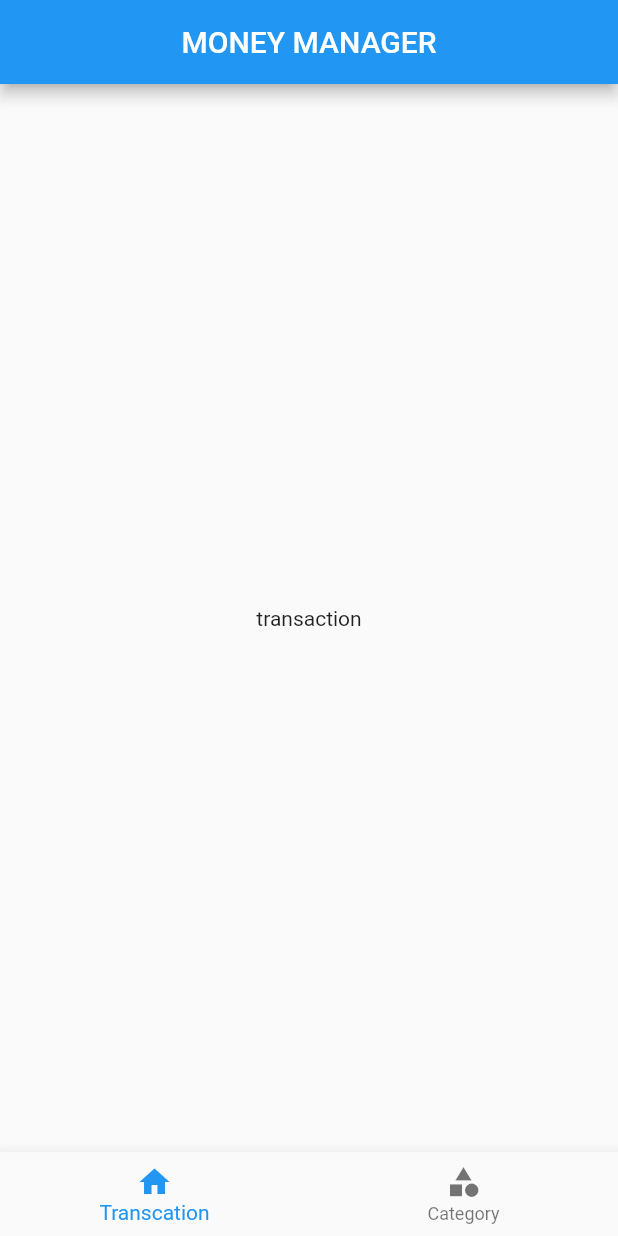
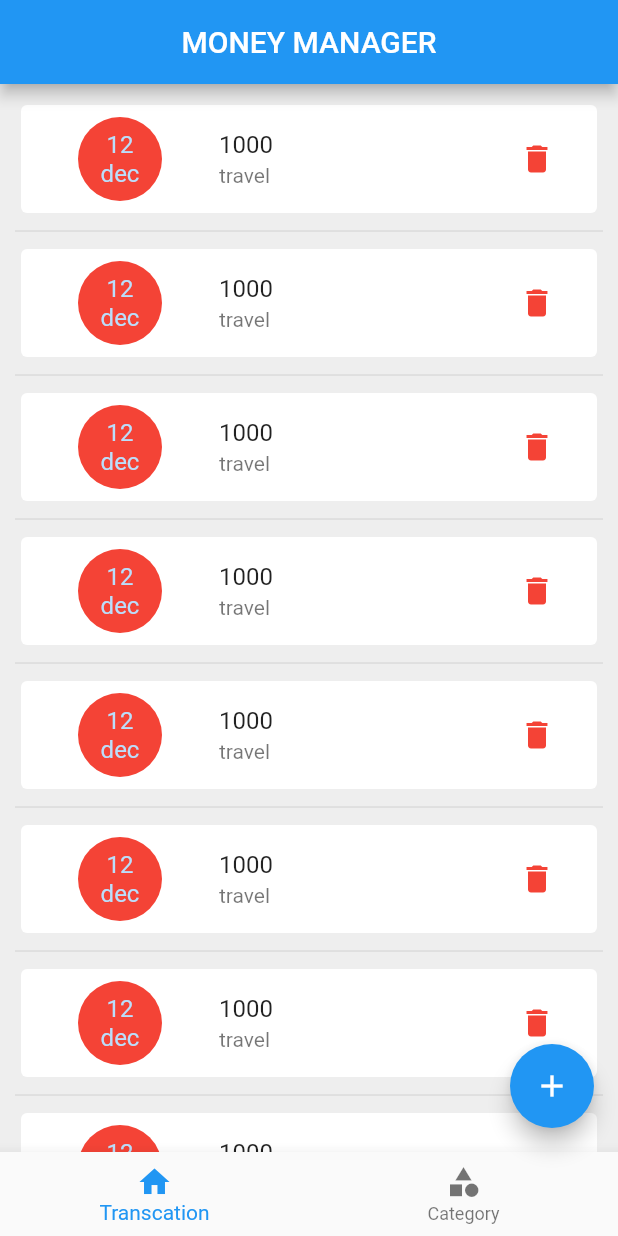
Before and after one commit to anilantony49/money-manager_FundFinder, a Flutter app: the screen it shows after launch, on a phone screen of 412 x 824 dp. Run offline on Flutter 3.47's test engine with Material 2 defaults, Android fonts, the phone set to English and light mode, and no system bars.

Commit message:
transaction page created

```diff
--- a/lib/screens/transcation.dart
+++ b/lib/screens/transcation.dart
@@ -5,10 +5,31 @@ class ScreenTransaction extends StatelessWidget {
 
   @override
   Widget build(BuildContext context) {
-    return Scaffold(
-      body: Center(
-        child: Text('transaction'),
-      ),
-    );
+    return ListView.separated(
+      padding: EdgeInsets.all(10),
+      itemBuilder: (context,index){
+        return  Card(
+          elevation: 0,
+          child: ListTile(
+            title:Text('1000') ,
+            subtitle: Text('travel'),
+            leading:CircleAvatar(
+              child: Text('12\ndec',
+              textAlign: TextAlign.center,),
+              backgroundColor: Colors.red,
+              radius: 50,),
+              trailing: IconButton(
+                onPressed: (){},
+                icon: Icon(Icons.delete,
+                color: Colors.red,
+
+
+          ),))
+        );
+      },
+      separatorBuilder: (context,index){
+        return Divider();
+      },
+      itemCount: 10);
   }
 }
```
Also changed, not shown: lib/homescreen.dart (+36 -0 lines), lib/screens/catagory.dart (+38 -7 lines).
